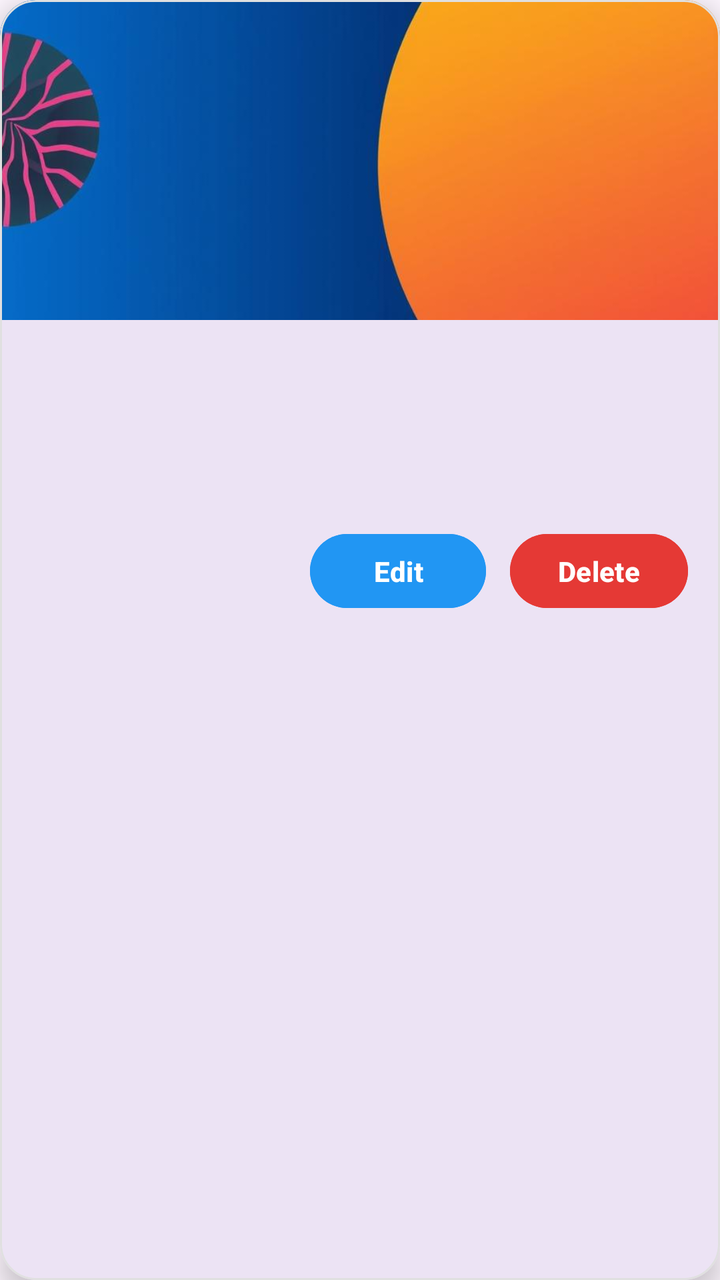
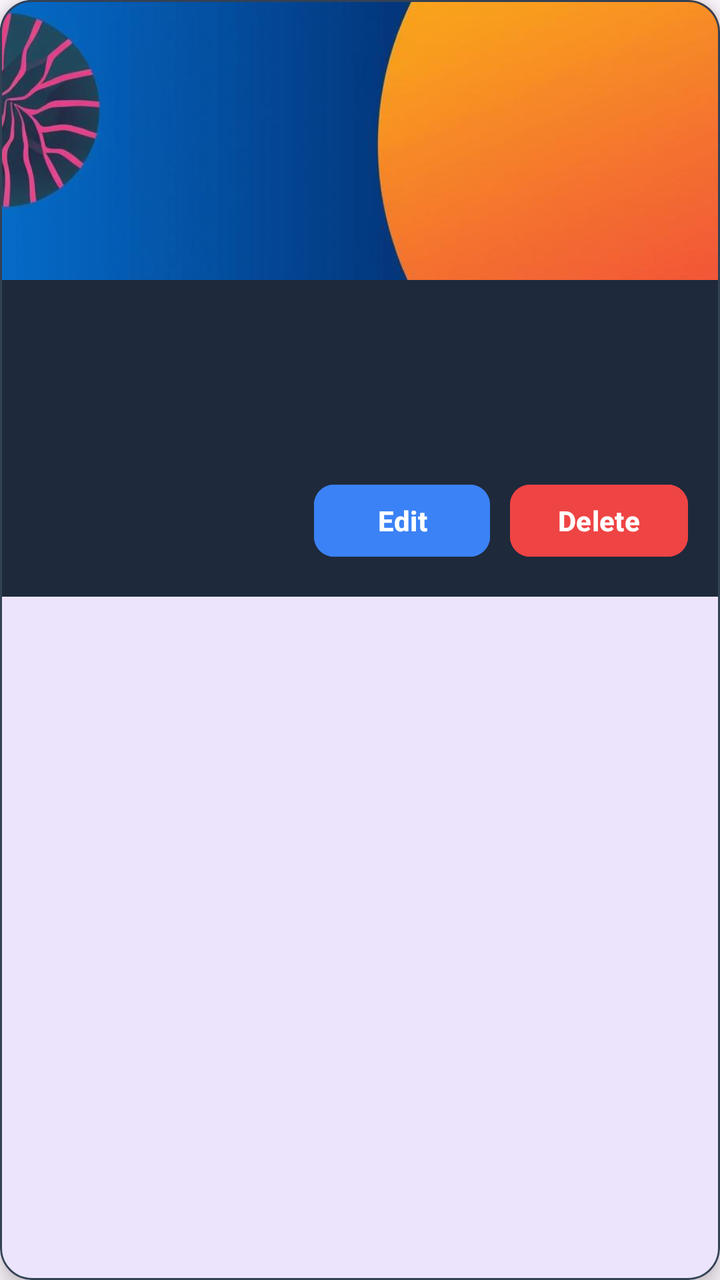

Compare the two renders of this Android layout. The source of the first and the diff that turns it into the second are given below.
<!-- AndroidManifest.xml: application theme Theme.EventManagementSystem -->
<!-- res/layout/item_event.xml -->
<?xml version="1.0" encoding="utf-8"?>
<com.google.android.material.card.MaterialCardView
    xmlns:android="http://schemas.android.com/apk/res/android"
    xmlns:app="http://schemas.android.com/apk/res-auto"
    android:layout_width="match_parent"
    android:layout_height="wrap_content"
    android:layout_margin="12dp"
    app:cardCornerRadius="18dp"
    app:cardElevation="8dp"
    app:strokeWidth="1dp"
    app:strokeColor="#E0E0E0">

    <LinearLayout
        android:layout_width="match_parent"
        android:layout_height="wrap_content"
        android:orientation="vertical">

        
        <ImageView
            android:id="@+id/imgEvent"
            android:layout_width="match_parent"
            android:layout_height="160dp"
            android:src="@drawable/event_activity"
            android:scaleType="centerCrop"/>

        
        <LinearLayout
            android:layout_width="match_parent"
            android:layout_height="wrap_content"
            android:orientation="vertical"
            android:padding="16dp">

            
            <TextView
                android:id="@+id/tvTitle"
                android:layout_width="wrap_content"
                android:layout_height="wrap_content"
                android:textSize="20sp"
                android:textStyle="bold"
                android:textColor="#000000"/>

            
            <TextView
                android:id="@+id/tvDate"
                android:layout_width="wrap_content"
                android:layout_height="wrap_content"
                android:textColor="#757575"
                android:layout_marginTop="4dp"/>

            
            <TextView
                android:id="@+id/tvLocation"
                android:layout_width="wrap_content"
                android:layout_height="wrap_content"
                android:textColor="#757575"
                android:layout_marginTop="2dp"/>

            
            <LinearLayout
                android:layout_width="match_parent"
                android:layout_height="wrap_content"
                android:orientation="horizontal"
                android:layout_marginTop="16dp"
                android:gravity="end">

                <Button
                    android:id="@+id/btnEdit"
                    android:layout_width="wrap_content"
                    android:layout_height="45dp"
                    android:text="Edit"
                    android:textColor="@android:color/white"
                    android:textStyle="bold"
                    android:backgroundTint="#2196F3"/>

                <Button
                    android:id="@+id/btnDelete"
                    android:layout_width="wrap_content"
                    android:layout_height="45dp"
                    android:text="Delete"
                    android:textColor="@android:color/white"
                    android:textStyle="bold"
                    android:backgroundTint="#E53935"
                    android:layout_marginStart="12dp"/>

            </LinearLayout>

        </LinearLayout>

    </LinearLayout>

</com.google.android.material.card.MaterialCardView>
<!-- resources referenced by this layout -->
<resources>
  <!-- drawable event_activity: jpg bitmap (drawable, 97123 bytes) -->
  <style name="Theme.EventManagementSystem" parent="Base.Theme.EventManagementSystem" />
  <style name="Base.Theme.EventManagementSystem" parent="Theme.Material3.DayNight.NoActionBar">
          
          
      </style>
</resources>

<!-- the commit's change to res/layout/item_event.xml (unified diff, before → after) -->
@@ -4,22 +4,26 @@
     xmlns:app="http://schemas.android.com/apk/res-auto"
     android:layout_width="match_parent"
     android:layout_height="wrap_content"
-    android:layout_margin="12dp"
-    app:cardCornerRadius="18dp"
-    app:cardElevation="8dp"
+    android:layout_marginStart="16dp"
+    android:layout_marginEnd="16dp"
+    android:layout_marginTop="8dp"
+    android:layout_marginBottom="8dp"
+    app:cardCornerRadius="16dp"
+    app:cardElevation="6dp"
     app:strokeWidth="1dp"
-    app:strokeColor="#E0E0E0">
+    app:strokeColor="#334155">
 
     <LinearLayout
         android:layout_width="match_parent"
         android:layout_height="wrap_content"
-        android:orientation="vertical">
+        android:orientation="vertical"
+        android:background="#1E293B">
 
         
         <ImageView
             android:id="@+id/imgEvent"
             android:layout_width="match_parent"
-            android:layout_height="160dp"
+            android:layout_height="140dp"
             android:src="@drawable/event_activity"
             android:scaleType="centerCrop"/>
 
@@ -30,29 +34,28 @@
             android:orientation="vertical"
             android:padding="16dp">
 
-            
             <TextView
                 android:id="@+id/tvTitle"
                 android:layout_width="wrap_content"
                 android:layout_height="wrap_content"
-                android:textSize="20sp"
+                android:textSize="18sp"
                 android:textStyle="bold"
-                android:textColor="#000000"/>
+                android:textColor="#F8FAFC"/>
 
-            
             <TextView
                 android:id="@+id/tvDate"
                 android:layout_width="wrap_content"
                 android:layout_height="wrap_content"
-                android:textColor="#757575"
-                android:layout_marginTop="4dp"/>
+                android:textColor="#94A3B8"
+                android:textSize="14sp"
+                android:layout_marginTop="6dp"/>
 
-            
             <TextView
                 android:id="@+id/tvLocation"
                 android:layout_width="wrap_content"
                 android:layout_height="wrap_content"
-                android:textColor="#757575"
+                android:textColor="#94A3B8"
+                android:textSize="14sp"
                 android:layout_marginTop="2dp"/>
 
             
@@ -60,27 +63,29 @@
                 android:layout_width="match_parent"
                 android:layout_height="wrap_content"
                 android:orientation="horizontal"
-                android:layout_marginTop="16dp"
+                android:layout_marginTop="12dp"
                 android:gravity="end">
 
                 <Button
                     android:id="@+id/btnEdit"
                     android:layout_width="wrap_content"
-                    android:layout_height="45dp"
+                    android:layout_height="44dp"
                     android:text="Edit"
                     android:textColor="@android:color/white"
                     android:textStyle="bold"
-                    android:backgroundTint="#2196F3"/>
+                    android:backgroundTint="#3B82F6"
+                    app:cornerRadius="10dp"/>
 
                 <Button
                     android:id="@+id/btnDelete"
                     android:layout_width="wrap_content"
-                    android:layout_height="45dp"
+                    android:layout_height="44dp"
                     android:text="Delete"
                     android:textColor="@android:color/white"
                     android:textStyle="bold"
-                    android:backgroundTint="#E53935"
-                    android:layout_marginStart="12dp"/>
+                    android:backgroundTint="#EF4444"
+                    app:cornerRadius="10dp"
+                    android:layout_marginStart="10dp"/>
 
             </LinearLayout>
 
<!-- resource entries referenced after the edit -->
@@ -3,8 +3,13 @@
   <!-- drawable event_activity: jpg bitmap (drawable, 97123 bytes) -->
   <style name="Theme.EventManagementSystem" parent="Base.Theme.EventManagementSystem" />
   <style name="Base.Theme.EventManagementSystem" parent="Theme.Material3.DayNight.NoActionBar">
-          
-          
+          <item name="colorPrimary">@color/primary</item>
+          <item name="colorPrimaryVariant">@color/primary_dark</item>
+          <item name="colorSecondary">@color/accent_orange</item>
+          <item name="android:statusBarColor">@color/primary_dark</item>
       </style>
+  <color name="primary">#4F46E5</color>
+  <color name="primary_dark">#3730A3</color>
+  <color name="accent_orange">#F97316</color>
 </resources>
 
